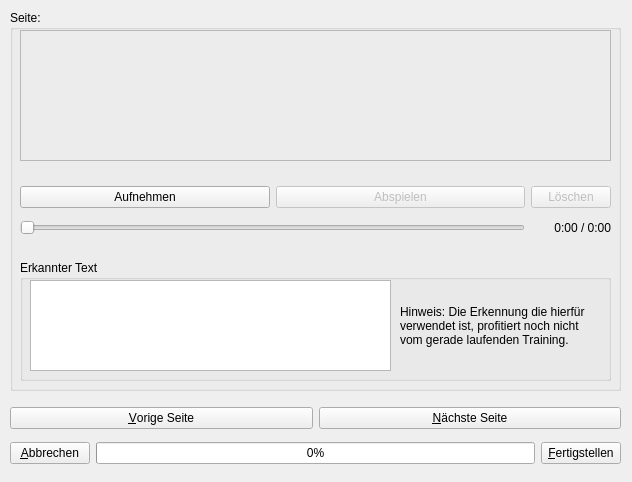
The window that ui/trainmain.ui (KDE/simon) describes before a commit, drawn with Qt 5.
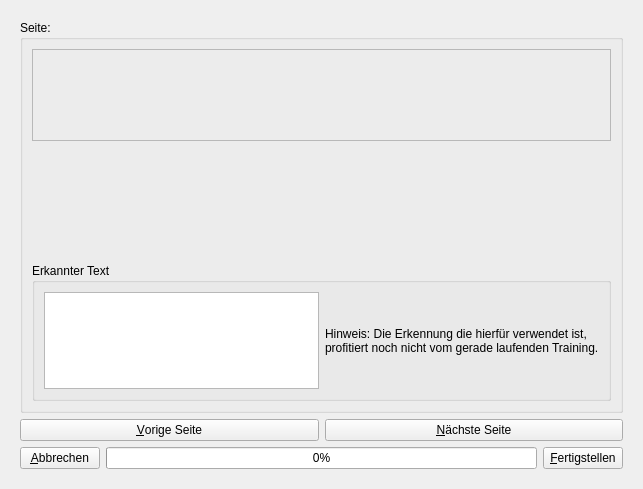
The same window after the commit. The open tabs and pages were chosen to show the change. Icons and pictures are not drawn.

```diff
--- a/ui/trainmain.ui
+++ b/ui/trainmain.ui
@@ -5,42 +5,63 @@
    <rect>
     <x>0</x>
     <y>0</y>
-    <width>632</width>
-    <height>482</height>
+    <width>643</width>
+    <height>489</height>
    </rect>
   </property>
   <property name="windowTitle" >
    <string>Training</string>
   </property>
+  <layout class="QVBoxLayout" >
+   <item>
   <widget class="QStackedWidget" name="swAction" >
-   <property name="geometry" >
-    <rect>
-     <x>0</x>
-     <y>10</y>
-     <width>621</width>
-     <height>461</height>
-    </rect>
-   </property>
    <property name="currentIndex" >
-    <number>0</number>
+      <number>1</number>
    </property>
    <widget class="QWidget" name="page" >
-    <widget class="QWidget" name="verticalLayout" >
-     <property name="geometry" >
-      <rect>
-       <x>10</x>
-       <y>350</y>
-       <width>611</width>
-       <height>108</height>
-      </rect>
-     </property>
      <layout class="QVBoxLayout" >
-      <property name="margin" >
-       <number>0</number>
-      </property>
+       <item>
+        <widget class="QTableWidget" name="twTrainingWords" >
+         <property name="selectionMode" >
+          <enum>QAbstractItemView::SingleSelection</enum>
+         </property>
+         <property name="selectionBehavior" >
+          <enum>QAbstractItemView::SelectRows</enum>
+         </property>
+         <column>
+          <property name="text" >
+           <string>Name</string>
+          </property>
+         </column>
+         <column>
+          <property name="text" >
+           <string>Seiten</string>
+          </property>
+         </column>
+         <column>
+          <property name="text" >
+           <string>Relevanz</string>
+          </property>
+         </column>
+        </widget>
+       </item>
+       <item>
+        <layout class="QVBoxLayout" >
       <property name="spacing" >
        <number>6</number>
       </property>
+         <property name="leftMargin" >
+          <number>0</number>
+         </property>
+         <property name="topMargin" >
+          <number>0</number>
+         </property>
+         <property name="rightMargin" >
+          <number>0</number>
+         </property>
+         <property name="bottomMargin" >
+          <number>0</number>
+         </property>
       <item>
        <widget class="QPushButton" name="pbTrainText" >
         <property name="toolTip" >
@@ -65,10 +86,22 @@
       </item>
       <item>
        <layout class="QGridLayout" >
-        <property name="margin" >
+           <property name="leftMargin" >
          <number>0</number>
         </property>
-        <property name="spacing" >
+           <property name="topMargin" >
+            <number>0</number>
+           </property>
+           <property name="rightMargin" >
+            <number>0</number>
+           </property>
+           <property name="bottomMargin" >
+            <number>0</number>
+           </property>
+           <property name="horizontalSpacing" >
+            <number>6</number>
+           </property>
+           <property name="verticalSpacing" >
          <number>6</number>
         </property>
         <item row="1" column="1" >
@@ -126,289 +159,24 @@
        </layout>
       </item>
      </layout>
-    </widget>
-    <widget class="QTableWidget" name="twTrainingWords" >
-     <property name="geometry" >
-      <rect>
-       <x>10</x>
-       <y>0</y>
-       <width>611</width>
-       <height>341</height>
-      </rect>
-     </property>
-     <property name="selectionMode" >
-      <enum>QAbstractItemView::SingleSelection</enum>
-     </property>
-     <property name="selectionBehavior" >
-      <enum>QAbstractItemView::SelectRows</enum>
-     </property>
-     <column>
-      <property name="text" >
-       <string>Name</string>
-      </property>
-     </column>
-     <column>
-      <property name="text" >
-       <string>Seiten</string>
-      </property>
-     </column>
-     <column>
-      <property name="text" >
-       <string>Relevanz</string>
-      </property>
-     </column>
-    </widget>
+       </item>
+      </layout>
    </widget>
    <widget class="QWidget" name="page_3" >
-    <widget class="QWidget" name="verticalLayout_2" >
-     <property name="geometry" >
-      <rect>
-       <x>10</x>
-       <y>390</y>
-       <width>611</width>
-       <height>72</height>
-      </rect>
-     </property>
      <layout class="QVBoxLayout" >
-      <property name="margin" >
-       <number>0</number>
-      </property>
-      <property name="spacing" >
-       <number>6</number>
-      </property>
       <item>
-       <layout class="QHBoxLayout" >
-        <property name="margin" >
-         <number>0</number>
-        </property>
-        <property name="spacing" >
-         <number>6</number>
-        </property>
-        <item>
-         <widget class="QPushButton" name="pbPrevPage" >
-          <property name="toolTip" >
-           <string>Startet das Training des selektierten Textes.</string>
-          </property>
-          <property name="layoutDirection" >
-           <enum>Qt::LeftToRight</enum>
-          </property>
-          <property name="text" >
-           <string>&amp;Vorige Seite</string>
-          </property>
-          <property name="icon" >
-           <iconset resource="../simon.qrc" >:/images/icons/go-previous.svg</iconset>
-          </property>
-          <property name="iconSize" >
-           <size>
-            <width>20</width>
-            <height>20</height>
-           </size>
-          </property>
-         </widget>
-        </item>
-        <item>
-         <widget class="QPushButton" name="pbNextPage" >
-          <property name="toolTip" >
-           <string>Startet das Training des selektierten Textes.</string>
-          </property>
-          <property name="layoutDirection" >
-           <enum>Qt::RightToLeft</enum>
-          </property>
-          <property name="text" >
-           <string>&amp;Nächste Seite</string>
-          </property>
-          <property name="icon" >
-           <iconset resource="../simon.qrc" >:/images/icons/go-next.svg</iconset>
-          </property>
-          <property name="iconSize" >
-           <size>
-            <width>20</width>
-            <height>20</height>
-           </size>
-          </property>
-         </widget>
-        </item>
-       </layout>
-      </item>
-      <item>
-       <layout class="QHBoxLayout" >
-        <property name="margin" >
-         <number>0</number>
-        </property>
-        <property name="spacing" >
-         <number>6</number>
-        </property>
-        <item>
-         <widget class="QPushButton" name="pbBackToMain" >
-          <property name="toolTip" >
-           <string>Schließt den Dialog</string>
-          </property>
-          <property name="text" >
-           <string>&amp;Abbrechen</string>
-          </property>
-          <property name="icon" >
-           <iconset resource="../simon.qrc" >:/images/icons/emblem-unreadable.svg</iconset>
-          </property>
-         </widget>
-        </item>
-        <item>
-         <widget class="QProgressBar" name="pbPages" >
-          <property name="value" >
-           <number>0</number>
-          </property>
-          <property name="orientation" >
-           <enum>Qt::Horizontal</enum>
-          </property>
-         </widget>
-        </item>
-        <item>
-         <widget class="QPushButton" name="pbFinish" >
-          <property name="layoutDirection" >
-           <enum>Qt::RightToLeft</enum>
-          </property>
-          <property name="text" >
-           <string>&amp;Fertigstellen</string>
-          </property>
-          <property name="icon" >
-           <iconset resource="../simon.qrc" >:/images/icons/document-save.svg</iconset>
-          </property>
-         </widget>
-        </item>
-       </layout>
-      </item>
-     </layout>
-    </widget>
     <widget class="QGroupBox" name="gbPage" >
-     <property name="geometry" >
-      <rect>
-       <x>10</x>
-       <y>0</y>
-       <width>611</width>
-       <height>381</height>
-      </rect>
-     </property>
      <property name="title" >
       <string>Seite: </string>
      </property>
-     <widget class="QWidget" name="gridLayout_2" >
-      <property name="geometry" >
-       <rect>
-        <x>10</x>
-        <y>170</y>
-        <width>591</width>
-        <height>61</height>
-       </rect>
-      </property>
-      <layout class="QGridLayout" >
-       <property name="margin" >
-        <number>0</number>
-       </property>
-       <property name="spacing" >
-        <number>6</number>
-       </property>
-       <item row="0" column="0" >
-        <layout class="QHBoxLayout" >
-         <property name="margin" >
-          <number>0</number>
-         </property>
-         <property name="spacing" >
-          <number>6</number>
-         </property>
+         <layout class="QVBoxLayout" >
          <item>
-          <widget class="QPushButton" name="pbRec" >
-           <property name="toolTip" >
-            <string>Startet die Aufnahme</string>
-           </property>
-           <property name="text" >
-            <string>Aufnehmen</string>
-           </property>
-           <property name="icon" >
-            <iconset resource="../simon.qrc" >:/images/icons/media-record.svg</iconset>
-           </property>
-           <property name="checkable" >
-            <bool>true</bool>
-           </property>
-          </widget>
-         </item>
-         <item>
-          <widget class="QPushButton" name="pbPlay" >
-           <property name="enabled" >
-            <bool>false</bool>
-           </property>
-           <property name="toolTip" >
-            <string>Gibt die Aufnahme wieder (zur Kontrolle)</string>
-           </property>
-           <property name="text" >
-            <string>Abspielen</string>
-           </property>
-           <property name="icon" >
-            <iconset resource="../simon.qrc" >:/images/icons/media-playback-start.svg</iconset>
-           </property>
-           <property name="checkable" >
-            <bool>true</bool>
-           </property>
-          </widget>
-         </item>
-        </layout>
-       </item>
-       <item row="1" column="0" >
-        <widget class="QSlider" name="hsRec" >
-         <property name="toolTip" >
-          <string>Aktuelle position der Wiedergabe</string>
-         </property>
-         <property name="maximum" >
-          <number>0</number>
-         </property>
-         <property name="value" >
-          <number>0</number>
-         </property>
-         <property name="sliderPosition" >
-          <number>0</number>
-         </property>
-         <property name="orientation" >
-          <enum>Qt::Horizontal</enum>
-         </property>
-        </widget>
-       </item>
-       <item row="0" column="1" >
-        <widget class="QPushButton" name="pbStartOver" >
-         <property name="enabled" >
-          <bool>false</bool>
-         </property>
-         <property name="toolTip" >
-          <string>Löscht die Aufnahme</string>
-         </property>
-         <property name="text" >
-          <string>Löschen</string>
-         </property>
-         <property name="icon" >
-          <iconset resource="../simon.qrc" >:/images/icons/emblem-unreadable.svg</iconset>
-         </property>
-        </widget>
-       </item>
-       <item row="1" column="1" >
-        <widget class="QLabel" name="lbRec" >
-         <property name="layoutDirection" >
-          <enum>Qt::LeftToRight</enum>
-         </property>
-         <property name="text" >
-          <string>0:00 / 0:00</string>
-         </property>
-         <property name="alignment" >
-          <set>Qt::AlignAbsolute|Qt::AlignBottom|Qt::AlignCenter|Qt::AlignHCenter|Qt::AlignHorizontal_Mask|Qt::AlignJustify|Qt::AlignLeading|Qt::AlignLeft|Qt::AlignRight|Qt::AlignTop|Qt::AlignTrailing|Qt::AlignVCenter|Qt::AlignVertical_Mask</set>
-         </property>
-        </widget>
-       </item>
-      </layout>
-     </widget>
      <widget class="QFrame" name="frame" >
-      <property name="geometry" >
-       <rect>
-        <x>10</x>
-        <y>20</y>
-        <width>591</width>
-        <height>131</height>
-       </rect>
+            <property name="minimumSize" >
+             <size>
+              <width>16</width>
+              <height>92</height>
+             </size>
       </property>
       <property name="frameShape" >
        <enum>QFrame::StyledPanel</enum>
@@ -433,90 +201,196 @@
        </property>
       </widget>
      </widget>
+          </item>
+          <item>
+           <widget class="QWidget" native="1" name="wRecTexts" >
+            <property name="minimumSize" >
+             <size>
+              <width>345</width>
+              <height>110</height>
+             </size>
+            </property>
+            <layout class="QHBoxLayout" />
+           </widget>
+          </item>
+          <item>
      <widget class="QGroupBox" name="pgRecogniced" >
-      <property name="geometry" >
-       <rect>
-        <x>10</x>
-        <y>250</y>
-        <width>591</width>
-        <height>121</height>
-       </rect>
-      </property>
       <property name="title" >
        <string>Erkannter Text</string>
       </property>
-      <widget class="QLabel" name="lbRecognitionInfo" >
-       <property name="geometry" >
-        <rect>
-         <x>380</x>
-         <y>20</y>
-         <width>201</width>
-         <height>91</height>
-        </rect>
-       </property>
-       <property name="text" >
-        <string>Hinweis: Die Erkennung die hierfür verwendet ist, profitiert noch nicht vom gerade laufenden Training.</string>
-       </property>
-       <property name="wordWrap" >
-        <bool>true</bool>
-       </property>
-      </widget>
+            <layout class="QHBoxLayout" >
+             <item>
       <widget class="QTextEdit" name="teRecognitionInfo" >
-       <property name="geometry" >
-        <rect>
-         <x>10</x>
-         <y>20</y>
-         <width>361</width>
-         <height>91</height>
-        </rect>
-       </property>
        <property name="readOnly" >
         <bool>false</bool>
        </property>
       </widget>
-     </widget>
-    </widget>
+             </item>
+             <item>
+              <widget class="QLabel" name="lbRecognitionInfo" >
+               <property name="text" >
+                <string>Hinweis: Die Erkennung die hierfür verwendet ist, profitiert noch nicht vom gerade laufenden Training.</string>
+               </property>
+               <property name="wordWrap" >
+                <bool>true</bool>
+               </property>
+              </widget>
+             </item>
+            </layout>
+           </widget>
+          </item>
+         </layout>
+        </widget>
+       </item>
+       <item>
+        <layout class="QVBoxLayout" >
+         <property name="spacing" >
+          <number>6</number>
+         </property>
+         <property name="leftMargin" >
+          <number>0</number>
+         </property>
+         <property name="topMargin" >
+          <number>0</number>
+         </property>
+         <property name="rightMargin" >
+          <number>0</number>
+         </property>
+         <property name="bottomMargin" >
+          <number>0</number>
+         </property>
+         <item>
+          <layout class="QHBoxLayout" >
+           <property name="spacing" >
+            <number>6</number>
+           </property>
+           <property name="leftMargin" >
+            <number>0</number>
+           </property>
+           <property name="topMargin" >
+            <number>0</number>
+           </property>
+           <property name="rightMargin" >
+            <number>0</number>
+           </property>
+           <property name="bottomMargin" >
+            <number>0</number>
+           </property>
+           <item>
+            <widget class="QPushButton" name="pbPrevPage" >
+             <property name="toolTip" >
+              <string>Startet das Training des selektierten Textes.</string>
+             </property>
+             <property name="layoutDirection" >
+              <enum>Qt::LeftToRight</enum>
+             </property>
+             <property name="text" >
+              <string>&amp;Vorige Seite</string>
+             </property>
+             <property name="icon" >
+              <iconset resource="../simon.qrc" >:/images/icons/go-previous.svg</iconset>
+             </property>
+             <property name="iconSize" >
+              <size>
+               <width>20</width>
+               <height>20</height>
+              </size>
+             </property>
+            </widget>
+           </item>
+           <item>
+            <widget class="QPushButton" name="pbNextPage" >
+             <property name="toolTip" >
+              <string>Startet das Training des selektierten Textes.</string>
+             </property>
+             <property name="layoutDirection" >
+              <enum>Qt::RightToLeft</enum>
+             </property>
+             <property name="text" >
+              <string>&amp;Nächste Seite</string>
+             </property>
+             <property name="icon" >
+              <iconset resource="../simon.qrc" >:/images/icons/go-next.svg</iconset>
+             </property>
+             <property name="iconSize" >
+              <size>
+               <width>20</width>
+               <height>20</height>
+              </size>
+             </property>
+            </widget>
+           </item>
+          </layout>
+         </item>
+         <item>
+          <layout class="QHBoxLayout" >
+           <property name="spacing" >
+            <number>6</number>
+           </property>
+           <property name="leftMargin" >
+            <number>0</number>
+           </property>
+           <property name="topMargin" >
+            <number>0</number>
+           </property>
+           <property name="rightMargin" >
+            <number>0</number>
+           </property>
+           <property name="bottomMargin" >
+            <number>0</number>
+           </property>
+           <item>
+            <widget class="QPushButton" name="pbBackToMain" >
+             <property name="toolTip" >
+              <string>Schließt den Dialog</string>
+             </property>
+             <property name="text" >
+              <string>&amp;Abbrechen</string>
+             </property>
+             <property name="icon" >
+              <iconset resource="../simon.qrc" >:/images/icons/emblem-unreadable.svg</iconset>
+             </property>
+            </widget>
+           </item>
+           <item>
+            <widget class="QProgressBar" name="pbPages" >
+             <property name="value" >
+              <number>0</number>
+             </property>
+             <property name="orientation" >
+              <enum>Qt::Horizontal</enum>
+             </property>
+            </widget>
+           </item>
+           <item>
+            <widget class="QPushButton" name="pbFinish" >
+             <property name="layoutDirection" >
+              <enum>Qt::RightToLeft</enum>
+             </property>
+             <property name="text" >
+              <string>&amp;Fertigstellen</string>
+             </property>
+             <property name="icon" >
+              <iconset resource="../simon.qrc" >:/images/icons/document-save.svg</iconset>
+             </property>
+            </widget>
+           </item>
+          </layout>
+         </item>
+        </layout>
+       </item>
+      </layout>
    </widget>
    <widget class="QWidget" name="page_2" >
+      <layout class="QVBoxLayout" >
+       <item>
     <widget class="QGroupBox" name="gbCurrentlyTraining" >
-     <property name="geometry" >
-      <rect>
-       <x>50</x>
-       <y>40</y>
-       <width>541</width>
-       <height>361</height>
-      </rect>
-     </property>
      <property name="title" >
       <string>Trainiere Sprachmodell</string>
      </property>
-     <widget class="QLabel" name="lbCurrentStatus" >
-      <property name="geometry" >
-       <rect>
-        <x>10</x>
-        <y>280</y>
-        <width>521</width>
-        <height>19</height>
-       </rect>
-      </property>
-      <property name="font" >
-       <font>
-        <italic>true</italic>
-       </font>
-      </property>
-      <property name="text" >
-       <string>Verarbeite Grammatik...</string>
-      </property>
-     </widget>
+         <layout class="QVBoxLayout" >
+          <item>
      <widget class="QLabel" name="lbProgressInfo" >
-      <property name="geometry" >
-       <rect>
-        <x>10</x>
-        <y>30</y>
-        <width>521</width>
-        <height>191</height>
-       </rect>
-      </property>
       <property name="text" >
        <string>&lt;html>&lt;head>&lt;meta name="qrichtext" content="1" />&lt;style type="text/css">
 p, li { white-space: pre-wrap; }
@@ -532,15 +406,9 @@
        <bool>true</bool>
       </property>
      </widget>
+          </item>
+          <item>
      <widget class="QProgressBar" name="pbCompileModel" >
-      <property name="geometry" >
-       <rect>
-        <x>10</x>
-        <y>250</y>
-        <width>521</width>
-        <height>23</height>
-       </rect>
-      </property>
       <property name="value" >
        <number>24</number>
       </property>
@@ -548,15 +416,36 @@
        <enum>Qt::Horizontal</enum>
       </property>
      </widget>
+          </item>
+          <item>
+           <widget class="QLabel" name="lbCurrentStatus" >
+            <property name="font" >
+             <font>
+              <italic>true</italic>
+             </font>
+            </property>
+            <property name="text" >
+             <string>Verarbeite Grammatik...</string>
+            </property>
+           </widget>
+          </item>
+          <item>
+           <layout class="QHBoxLayout" >
+            <item>
+             <spacer>
+              <property name="orientation" >
+               <enum>Qt::Horizontal</enum>
+              </property>
+              <property name="sizeHint" >
+               <size>
+                <width>40</width>
+                <height>20</height>
+               </size>
+              </property>
+             </spacer>
+            </item>
+            <item>
      <widget class="QPushButton" name="pbCancelTraining" >
-      <property name="geometry" >
-       <rect>
-        <x>210</x>
-        <y>320</y>
-        <width>131</width>
-        <height>29</height>
-       </rect>
-      </property>
       <property name="toolTip" >
        <string>Schließt den Dialog</string>
       </property>
@@ -567,9 +456,30 @@
        <iconset resource="../simon.qrc" >:/images/icons/emblem-unreadable.svg</iconset>
       </property>
      </widget>
-    </widget>
-   </widget>
-  </widget>
+            </item>
+            <item>
+             <spacer>
+              <property name="orientation" >
+               <enum>Qt::Horizontal</enum>
+              </property>
+              <property name="sizeHint" >
+               <size>
+                <width>40</width>
+                <height>20</height>
+               </size>
+              </property>
+             </spacer>
+            </item>
+           </layout>
+          </item>
+         </layout>
+        </widget>
+       </item>
+      </layout>
+     </widget>
+    </widget>
+   </item>
+  </layout>
  </widget>
  <resources>
   <include location="../simon.qrc" />
```
Left out of the diff: 128 changed lines with no effect on the pictures. Lines whose indentation alone changed are shown as unchanged.
